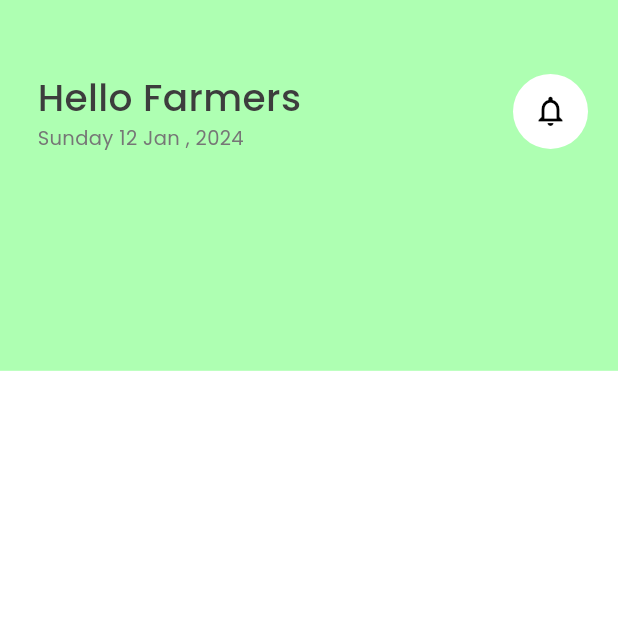
After one commit to voiiddxx/Farmer-App-Flutter, a Flutter app: the HomeScreen screen opened by its route, on a phone screen of 412 x 824 dp, the top half of it. The commit adds this screen. Run offline on Flutter 3.47's test engine with Material 3 defaults, Android fonts, the phone set to English and light mode, and no system bars; our stand-ins replace google_fonts; network calls fail.

Commit message:
Route: Added home page route || Home: Added Upper bar for home page ui

```diff
--- a/lib/main.dart
+++ b/lib/main.dart
@@ -1,3 +1,4 @@
+import 'package:farmer/routes/routing.dart';
 import 'package:farmer/view/start/splash_screen.dart';
 import 'package:flutter/material.dart';
 
@@ -19,6 +20,7 @@ class MyApp extends StatelessWidget {
         useMaterial3: true,
       ),
       home: const SplashScreen(),
+      onGenerateRoute: (settings) => onGenreateSettings(settings),
     );
   }
 }
--- a/lib/routes/route_name.dart
+++ b/lib/routes/route_name.dart
@@ -0,0 +1,4 @@
+class RoutesNames {
+  static const String splashScreen = "splashScreen";
+  static const String homeScreen = "homeScreen";
+}
--- a/lib/routes/routing.dart
+++ b/lib/routes/routing.dart
@@ -1,4 +1,5 @@
 import 'package:farmer/routes/route_name.dart';
+import 'package:farmer/view/home/home_screen.dart';
 import 'package:farmer/view/start/splash_screen.dart';
 import 'package:flutter/material.dart';
 
@@ -7,6 +8,10 @@ Route<dynamic> onGenreateSettings(RouteSettings settings) {
     case RoutesNames.splashScreen:
       return MaterialPageRoute(builder: (context) {
         return const SplashScreen();
+      });
+    case RoutesNames.homeScreen:
+      return MaterialPageRoute(builder: (context) {
+        return const HomeScreen();
       });
     default:
       return MaterialPageRoute(builder: (context) {
--- /dev/null
+++ b/lib/view/home/home_screen.dart
@@ -0,0 +1,82 @@
+import 'package:flutter/material.dart';
+import 'package:google_fonts/google_fonts.dart';
+
+class HomeScreen extends StatefulWidget {
+  const HomeScreen({super.key});
+
+  @override
+  State<HomeScreen> createState() => _HomeScreenState();
+}
+
+class _HomeScreenState extends State<HomeScreen> {
+  @override
+  Widget build(BuildContext context) {
+    final h = MediaQuery.of(context).size.height;
+    final w = MediaQuery.of(context).size.width;
+    return Scaffold(
+        body: Container(
+      height: h * 1,
+      width: w * 1,
+      color: Colors.white,
+      child: Column(
+        children: [
+          Container(
+            height: h * 0.3,
+            width: double.infinity,
+            color: const Color.fromARGB(255, 174, 255, 178),
+            child: Column(
+              children: [
+                Container(
+                  height: h * 0.15,
+                  width: double.infinity,
+                  child: Padding(
+                    padding:
+                        const EdgeInsets.only(left: 25, right: 20, top: 25),
+                    child: Row(
+                      mainAxisAlignment: MainAxisAlignment.spaceBetween,
+                      children: [
+                        Column(
+                          mainAxisAlignment: MainAxisAlignment.center,
+                          crossAxisAlignment: CrossAxisAlignment.start,
+                          children: [
+                            Text(
+                              "Hello Farmers",
+                              style: GoogleFonts.poppins(
+                                  color: const Color.fromARGB(255, 61, 61, 61),
+                                  fontSize: 25,
+                                  fontWeight: FontWeight.w500),
+                            ),
+                            Text(
+                              "Sunday 12 Jan , 2024",
+                              style: GoogleFonts.poppins(
+                                  color:
+                                      const Color.fromARGB(255, 118, 118, 118),
+                                  fontSize: 13,
+                                  fontWeight: FontWeight.w400),
+                            ),
+                          ],
+                        ),
+                        Container(
+                          height: 50,
+                          width: 50,
+                          decoration: const BoxDecoration(
+                              shape: BoxShape.circle, color: Colors.white),
+                          child: const Center(
+                            child: Icon(
+                              Icons.notifications_none,
+                              color: Colors.black,
+                            ),
+                          ),
+                        )
+                      ],
+                    ),
+                  ),
+                ),
+              ],
+            ),
+          )
+        ],
+      ),
+    ));
+  }
+}
--- a/lib/view/start/splash_screen.dart
+++ b/lib/view/start/splash_screen.dart
@@ -1,3 +1,4 @@
+import 'package:farmer/routes/route_name.dart';
 import 'package:flutter/material.dart';
 import 'package:google_fonts/google_fonts.dart';
 
@@ -55,6 +56,10 @@ class SplashScreen extends StatelessWidget {
               ),
               child: Padding(
                 padding: const EdgeInsets.symmetric(horizontal: 15),
+                child: InkWell(
+                  onTap: () {
+                    Navigator.pushNamed(context, RoutesNames.homeScreen);
+                  },
                   child: Row(
                     mainAxisAlignment: MainAxisAlignment.spaceBetween,
                     crossAxisAlignment: CrossAxisAlignment.center,
@@ -97,6 +102,7 @@ class SplashScreen extends StatelessWidget {
                   ),
                 ),
               ),
+            ),
             SizedBox(
               height: h * 0.1,
             ),
```
Lines whose indentation alone changed are shown as unchanged.
